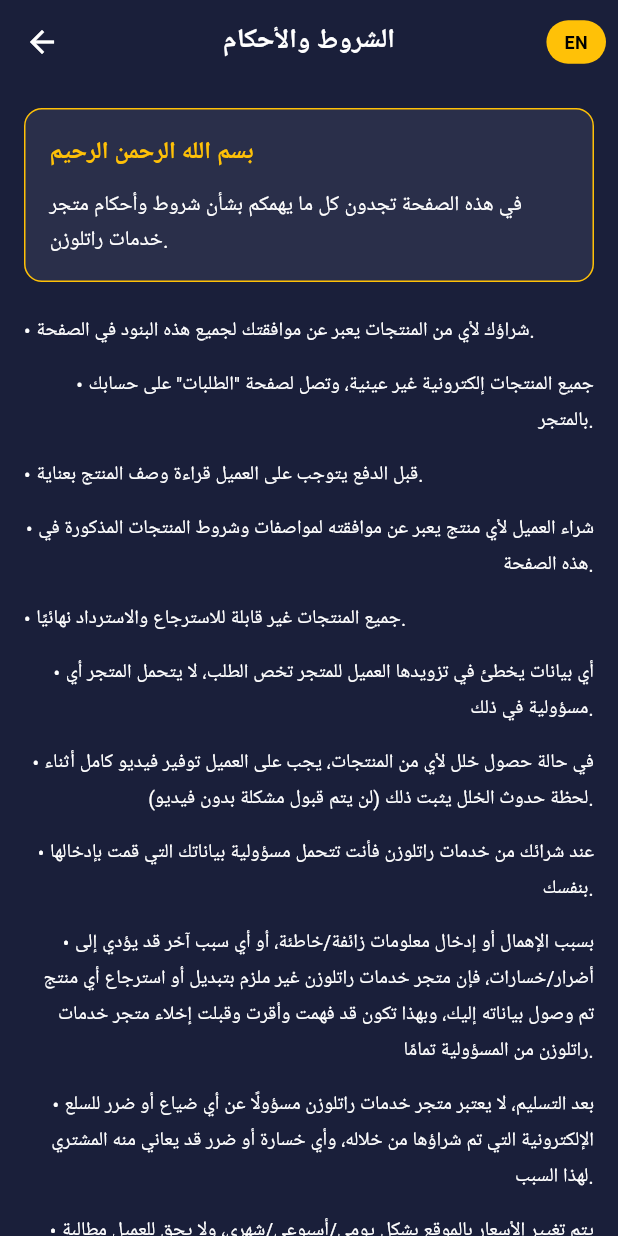
After one commit to Ratluzen2/Ratlozen-Services, a Flutter app: the TermsAndConditionsPage screen opened directly, on a phone screen of 412 x 824 dp. The commit adds this screen. Run offline on Flutter 3.47's test engine with Material 3 defaults, Android fonts, the phone set to English and light mode, and no system bars; our stand-ins replace sqflite; accounts and stored records are empty; Roboto replaces fonts that are missing (Cairo).

Commit message:
إضافة صفحة الشروط والأحكام باللغتين العربية والإنجليزية

```diff
--- /dev/null
+++ b/lib/pages/terms_and_conditions_page.dart
@@ -0,0 +1,254 @@
+import 'package:flutter/material.dart';
+
+class TermsAndConditionsPage extends StatefulWidget {
+  const TermsAndConditionsPage({Key? key}) : super(key: key);
+
+  @override
+  State<TermsAndConditionsPage> createState() => _TermsAndConditionsPageState();
+}
+
+class _TermsAndConditionsPageState extends State<TermsAndConditionsPage> {
+  bool _isArabic = true;
+
+  @override
+  Widget build(BuildContext context) {
+    return Scaffold(
+      backgroundColor: const Color(0xFF1A1F3A),
+      appBar: AppBar(
+        backgroundColor: const Color(0xFF1A1F3A),
+        elevation: 0,
+        leading: IconButton(
+          icon: const Icon(Icons.arrow_back, color: Colors.white),
+          onPressed: () => Navigator.pop(context),
+        ),
+        title: const Text(
+          'الشروط والأحكام',
+          style: TextStyle(
+            color: Colors.white,
+            fontSize: 18,
+            fontFamily: 'Cairo',
+            fontWeight: FontWeight.bold,
+          ),
+        ),
+        centerTitle: true,
+        actions: [
+          Padding(
+            padding: const EdgeInsets.all(8.0),
+            child: Center(
+              child: GestureDetector(
+                onTap: () {
+                  setState(() {
+                    _isArabic = !_isArabic;
+                  });
+                },
+                child: Container(
+                  padding: const EdgeInsets.symmetric(horizontal: 12, vertical: 6),
+                  decoration: BoxDecoration(
+                    color: const Color(0xFFFFC107),
+                    borderRadius: BorderRadius.circular(20),
+                  ),
+                  child: Text(
+                    _isArabic ? 'EN' : 'AR',
+                    style: const TextStyle(
+                      color: Colors.black,
+                      fontWeight: FontWeight.bold,
+                      fontSize: 12,
+                    ),
+                  ),
+                ),
+              ),
+            ),
+          ),
+        ],
+      ),
+      body: SingleChildScrollView(
+        child: Padding(
+          padding: const EdgeInsets.all(16.0),
+          child: _isArabic ? _buildArabicContent() : _buildEnglishContent(),
+        ),
+      ),
+    );
+  }
+
+  Widget _buildArabicContent() {
+    return Column(
+      crossAxisAlignment: CrossAxisAlignment.start,
+      children: [
+        Container(
+          padding: const EdgeInsets.all(16),
+          decoration: BoxDecoration(
+            color: const Color(0xFF2A2F4A),
+            borderRadius: BorderRadius.circular(12),
+            border: Border.all(color: const Color(0xFFFFC107), width: 1),
+          ),
+          child: const Column(
+            crossAxisAlignment: CrossAxisAlignment.start,
+            children: [
+              Text(
+                'بسم الله الرحمن الرحيم',
+                style: TextStyle(
+                  color: Color(0xFFFFC107),
+                  fontSize: 16,
+                  fontFamily: 'Cairo',
+                  fontWeight: FontWeight.bold,
+                ),
+              ),
+              SizedBox(height: 12),
+              Text(
+                'في هذه الصفحة تجدون كل ما يهمكم بشأن شروط وأحكام متجر خدمات راتلوزن.',
+                style: TextStyle(
+                  color: Colors.white,
+                  fontSize: 14,
+                  fontFamily: 'Cairo',
+                  height: 1.6,
+                ),
+              ),
+            ],
+          ),
+        ),
+        const SizedBox(height: 20),
+        _buildTermItem(
+          '• شراؤك لأي من المنتجات يعبر عن موافقتك لجميع هذه البنود في الصفحة.',
+        ),
+        _buildTermItem(
+          '• جميع المنتجات إلكترونية غير عينية، وتصل لصفحة "الطلبات" على حسابك بالمتجر.',
+        ),
+        _buildTermItem(
+          '• قبل الدفع يتوجب على العميل قراءة وصف المنتج بعناية.',
+        ),
+        _buildTermItem(
+          '• شراء العميل لأي منتج يعبر عن موافقته لمواصفات وشروط المنتجات المذكورة في هذه الصفحة.',
+        ),
+        _buildTermItem(
+          '• جميع المنتجات غير قابلة للاسترجاع والاسترداد نهائيًا.',
+        ),
+        _buildTermItem(
+          '• أي بيانات يخطئ في تزويدها العميل للمتجر تخص الطلب، لا يتحمل المتجر أي مسؤولية في ذلك.',
+        ),
+        _buildTermItem(
+          '• في حالة حصول خلل لأي من المنتجات، يجب على العميل توفير فيديو كامل أثناء لحظة حدوث الخلل يثبت ذلك (لن يتم قبول مشكلة بدون فيديو).',
+        ),
+        _buildTermItem(
+          '• عند شرائك من خدمات راتلوزن فأنت تتحمل مسؤولية بياناتك التي قمت بإدخالها بنفسك.',
+        ),
+        _buildTermItem(
+          '• بسبب الإهمال أو إدخال معلومات زائفة/خاطئة، أو أي سبب آخر قد يؤدي إلى أضرار/خسارات، فإن متجر خدمات راتلوزن غير ملزم بتبديل أو استرجاع أي منتج تم وصول بياناته إليك، وبهذا تكون قد فهمت وأقرت وقبلت إخلاء متجر خدمات راتلوزن من المسؤولية تمامًا.',
+        ),
+        _buildTermItem(
+          '• بعد التسليم، لا يعتبر متجر خدمات راتلوزن مسؤولًا عن أي ضياع أو ضرر للسلع الإلكترونية التي تم شراؤها من خلاله، وأي خسارة أو ضرر قد يعاني منه المشتري لهذا السبب.',
+        ),
+        _buildTermItem(
+          '• يتم تغيير الأسعار بالموقع بشكل يومي/أسبوعي/شهري، ولا يحق للعميل مطالبة الفرق إن كان هناك ارتفاع/انخفاض في الأسعار، وليس متجر خدمات راتلوزن ملزمًا بدفع الفرق أو تثبيت السعر.',
+        ),
+        _buildTermItem(
+          '• يحق للمتجر تغيير أو إضافة بنود في هذه الصفحة في أي وقت يراه مناسبًا، ويجب على العميل متابعة البنود حتى بدون تنبيه.',
+        ),
+        const SizedBox(height: 20),
+      ],
+    );
+  }
+
+  Widget _buildEnglishContent() {
+    return Column(
+      crossAxisAlignment: CrossAxisAlignment.start,
+      children: [
+        Container(
+          padding: const EdgeInsets.all(16),
+          decoration: BoxDecoration(
+            color: const Color(0xFF2A2F4A),
+            borderRadius: BorderRadius.circular(12),
+            border: Border.all(color: const Color(0xFFFFC107), width: 1),
+          ),
+          child: const Column(
+            crossAxisAlignment: CrossAxisAlignment.start,
+            children: [
+              Text(
+                'Terms and Conditions',
+                style: TextStyle(
+                  color: Color(0xFFFFC107),
+                  fontSize: 16,
+                  fontWeight: FontWeight.bold,
+                ),
+              ),
+              SizedBox(height: 12),
+              Text(
+                'On this page, you will find everything you need to know regarding the terms and conditions of "Ratluzen Services".',
+                style: TextStyle(
+                  color: Colors.white,
+                  fontSize: 14,
+                  height: 1.6,
+                ),
+              ),
+            ],
+          ),
+        ),
+        const SizedBox(height: 20),
+        _buildTermItemEnglish(
+          '• Purchasing any product from the store signifies your acceptance of all the terms stated on this page.',
+        ),
+        _buildTermItemEnglish(
+          '• All products are digital, non-physical, and will be delivered to the "Orders" section in your store account.',
+        ),
+        _buildTermItemEnglish(
+          '• Before making a payment, the customer must carefully read the product description.',
+        ),
+        _buildTermItemEnglish(
+          '• The purchase of any product by the customer signifies their acceptance of the product specifications and conditions mentioned on this page.',
+        ),
+        _buildTermItemEnglish(
+          '• All products are strictly non-refundable and non-returnable.',
+        ),
+        _buildTermItemEnglish(
+          '• The store bears no responsibility for any incorrect information provided by the customer during the order process.',
+        ),
+        _buildTermItemEnglish(
+          '• In case of any issue with a purchased product, the customer must provide a complete video recording at the moment of purchase as proof. (Complaints will not be accepted without a video.)',
+        ),
+        _buildTermItemEnglish(
+          '• "Ratluzen Services" is not responsible for any mistaken purchases made by the customer due to negligence, false/misleading information, or any other reason that may lead to damages or losses. The store is not obligated to replace or refund any product once the details have been delivered to you. By making a purchase, you acknowledge, understand, and accept the store\'s disclaimer of responsibility.',
+        ),
+        _buildTermItemEnglish(
+          '• Once delivered, "Ratluzen Services" is not responsible for any loss or damage to the digital products purchased. Any loss or damage incurred by the customer after purchase is their sole responsibility.',
+        ),
+        _buildTermItemEnglish(
+          '• Prices on the website are subject to daily/weekly/monthly changes. Customers are not entitled to claim any price difference, as prices may fluctuate due to daily promotions or adjustments. "Ratluzen Services" is not obligated to pay the difference or fix prices.',
+        ),
+        _buildTermItemEnglish(
+          '• The store reserves the right to modify or add terms on this page at any time without prior notice. Customers are responsible for reviewing the terms regularly.',
+        ),
+        const SizedBox(height: 20),
+      ],
+    );
+  }
+
+  Widget _buildTermItem(String text) {
+    return Padding(
+      padding: const EdgeInsets.only(bottom: 12.0),
+      child: Text(
+        text,
+        style: const TextStyle(
+          color: Colors.white,
+          fontSize: 13,
+          fontFamily: 'Cairo',
+          height: 1.8,
+        ),
+        textAlign: TextAlign.right,
+      ),
+    );
+  }
+
+  Widget _buildTermItemEnglish(String text) {
+    return Padding(
+      padding: const EdgeInsets.only(bottom: 12.0),
+      child: Text(
+        text,
+        style: const TextStyle(
+          color: Colors.white,
+          fontSize: 13,
+          height: 1.8,
+        ),
+        textAlign: TextAlign.left,
+      ),
+    );
+  }
+}
```
Also changed, not shown: lib/main.dart (+6 -2 lines).
